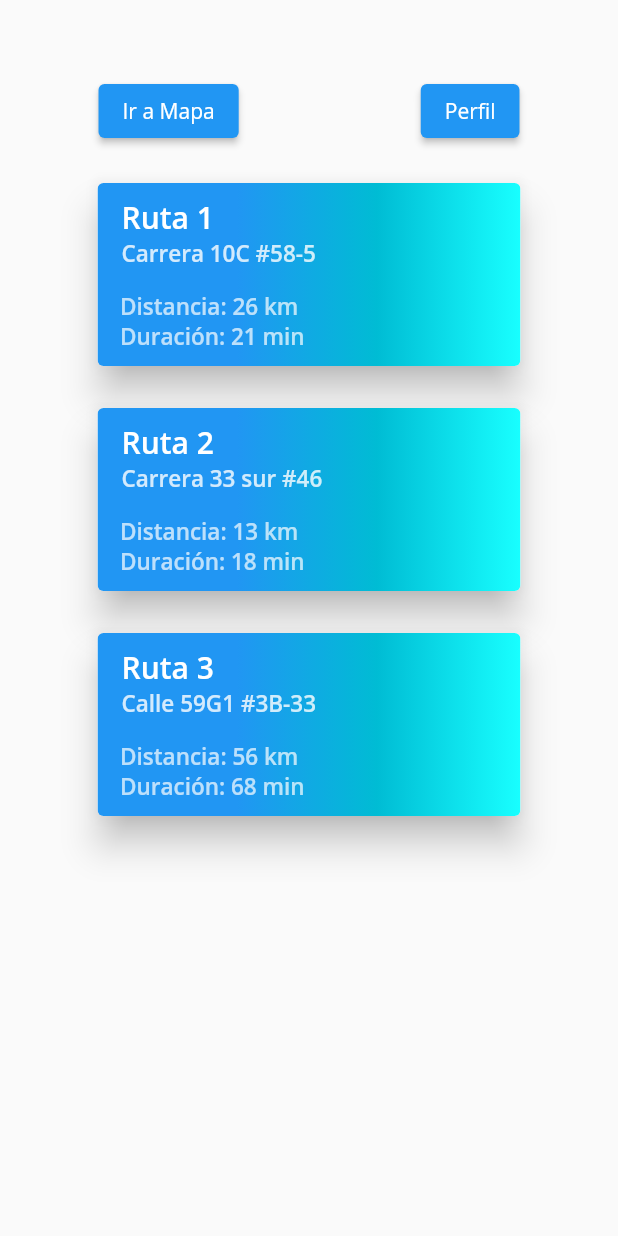
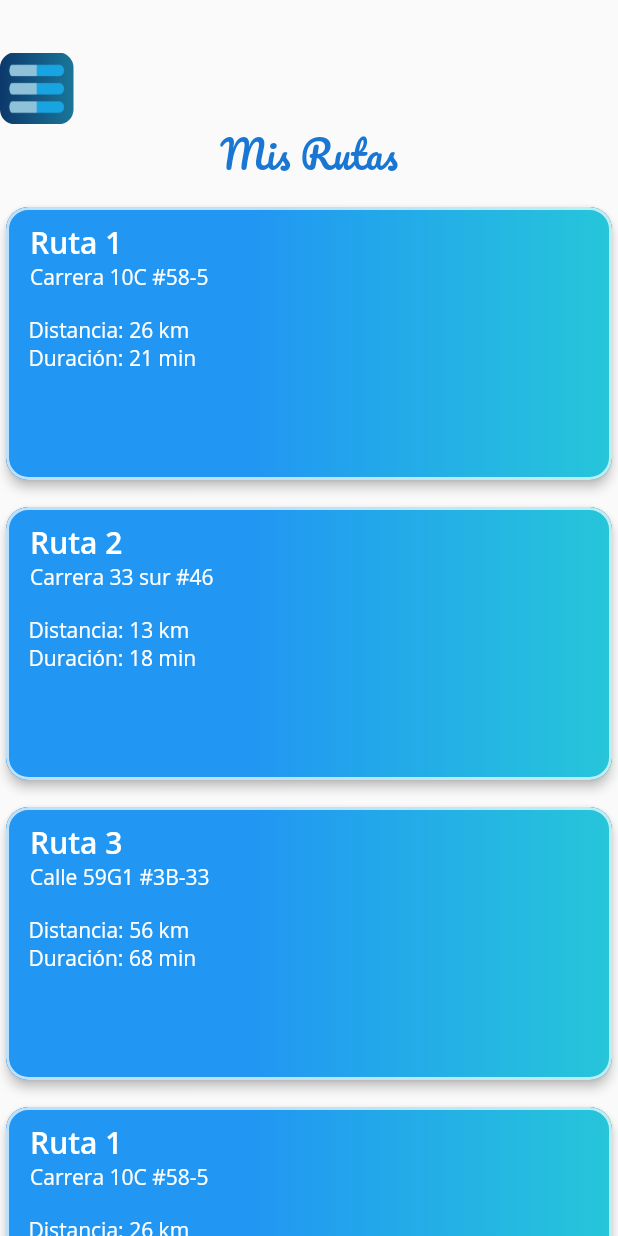
Before and after one commit to lkavila/Routy-app, a Flutter app: the screen it shows once a user with an empty profile is signed in, on a phone screen of 412 x 824 dp. Run offline on Flutter 3.47's test engine with Material 2 defaults, Android fonts, the phone set to English and light mode, and no system bars; our stand-ins replace cloud_firestore, firebase_auth, firebase_core, font_awesome_flutter, get, google_maps_flutter and 1 more; missing offline and left inert: flutter_facebook_login; accounts and stored records are empty; network calls fail.

Commit message:
Drawer, menu, GetX implementados y Cards diseñadas

```diff
--- /dev/null
+++ b/lib/GetX/user.dart
@@ -0,0 +1,53 @@
+import 'package:cloud_firestore/cloud_firestore.dart';
+import 'package:firebase_auth/firebase_auth.dart';
+import 'package:flutter_facebook_login/flutter_facebook_login.dart';
+import 'package:get/get.dart';
+import 'package:google_sign_in/google_sign_in.dart';
+import 'package:routy_app_v102/models/user.dart';
+
+class UserX extends GetxController{
+  GoogleSignIn googleSignIn;
+  FacebookLogin facebookSignIn;
+  MyUser myUser;
+  String signinWith;
+
+  set setGoogleSignIn( googleSignIn) => this.googleSignIn = googleSignIn;
+  set setFacebookSignIn( facebookSignIn) => this.facebookSignIn = facebookSignIn;
+  set setSigninWith(String signinWith) => this.signinWith = signinWith;
+
+  Future getUser() async{
+      final user = FirebaseAuth.instance.currentUser;
+      print("ESto es getuserXXX");
+      if(user!=null){
+      DocumentSnapshot dc = await FirebaseFirestore.instance.collection("users").doc(user.uid).get();
+      this.myUser = new MyUser.fromData(dc.data());
+      print(myUser.toJson());
+      update();
+      }
+    }
+
+  @override
+  void onInit() { // called immediately after the widget is allocated memory
+    getUser();
+    super.onInit();
+  }
+
+  void logOut() async {
+
+    if (signinWith == "Google"){
+      print("cerrar sesion google");
+      await googleSignIn.disconnect();
+    }else if (signinWith == "Facebook"){
+      print("cerrar sesion facebook");
+      await facebookSignIn.logOut();
+    }
+    FirebaseAuth.instance.signOut();
+    this.myUser = null;
+  }
+
+  void salir(){
+    FirebaseAuth.instance.signOut();
+    this.myUser = null;
+  }
+
+}
--- a/lib/main.dart
+++ b/lib/main.dart
@@ -1,5 +1,7 @@
 import 'package:flutter/material.dart';
 import 'package:routy_app_v102/screens/home/logged_in.dart';
+import 'package:routy_app_v102/screens/home/misRutas.dart';
+import 'package:routy_app_v102/screens/map.dart';
 import 'package:routy_app_v102/screens/wrapper.dart';
 import 'package:firebase_core/firebase_core.dart';
 
@@ -24,6 +26,9 @@ class MyApp extends StatelessWidget {
       initialRoute: "/wrapper",
       routes: {
         "/wrapper": (context) => Wrapper(),
+        "/misRutas": (context) => MisRutas(),
+        "/logged_in": (context) => LoggedIn(),
+        "/map": (context) => MyMap(),
       },
     );
   }
--- a/lib/screens/home/misRutas.dart
+++ b/lib/screens/home/misRutas.dart
@@ -1,75 +1,79 @@
-
 import 'package:flutter/material.dart';
-import 'package:routy_app_v102/provider/sign_in.dart';
-import 'package:routy_app_v102/screens/home/logged_in.dart';
-import 'package:routy_app_v102/screens/map.dart';
 import 'package:routy_app_v102/widgets/hidden_drawer_menu.dart';
+import 'package:routy_app_v102/widgets/menu_widget.dart';
 
 class MisRutas extends StatelessWidget {
-  final SignInProvider provider;
-  MisRutas(this.provider, {Key key}) : super(key: key);
-
-  final List<String> rutas = ["Ruta 1", "Carrera 10C #58-5", "Distancia: 26 km", "Duración: 21 min", "Ruta 2", "Carrera 33 sur #46", "Distancia: 13 km", "Duración: 18 min", "Ruta 3", "Calle 59G1 #3B-33", "Distancia: 56 km", "Duración: 68 min"];
+  MisRutas({Key key}) : super(key: key);
+  final GlobalKey<ScaffoldState> _scaffoldKey = new GlobalKey<ScaffoldState>();
+  final List<String> rutas = ["Ruta 1", "Carrera 10C #58-5", "Distancia: 26 km", "Duración: 21 min", "Ruta 2", "Carrera 33 sur #46", "Distancia: 13 km", "Duración: 18 min", "Ruta 3", "Calle 59G1 #3B-33", "Distancia: 56 km", "Duración: 68 min","Ruta 1", "Carrera 10C #58-5", "Distancia: 26 km", "Duración: 21 min"];
   @override
   Widget build(BuildContext context) {
     return Scaffold(
-      drawer: DrawerMenu(provider),
-      body: Container(
-      padding: EdgeInsets.fromLTRB(5.0, 50.0, 5.0, 0.0),
+      key: _scaffoldKey,
+      drawer: DrawerMenu(),
+      body: Stack(
+        children: [
+          Container(
+          padding: EdgeInsets.fromLTRB(0.0, 80.0, 0.0, 0.0),
           child: Column(children: [
             Row(
               mainAxisAlignment: MainAxisAlignment.spaceAround,
               children: [
-          ElevatedButton(
-            onPressed: () {
-              Navigator.push(context,MaterialPageRoute(builder: (context) => MyMap()),);
+              Text("Mis Rutas", style: TextStyle(fontFamily: 'pacifico', fontSize: 25, color:  Colors.blue[700],),),
 
-            },
-            child: Text('Ir a Mapa'),
-          ),
-          ElevatedButton(
-            onPressed: () {
-              Navigator.push(context,MaterialPageRoute(
-                maintainState: true,
-                builder: (context) => LoggedIn(provider)),);
-
-            },
-            child: Text('Perfil'),
-          ),
             ],
             ),
-        getRutas(rutas)
+            Expanded(
+              child:  getRutas(rutas, context),
+
+              ),
+
 
 
             ]
           ),
           ),
+
+            Menu(_scaffoldKey), //este es el menu que abre el drawer
+
+
+        ],
+      ),
     );
   }
 
 
-  Widget getRutas(List<String> rutas)
+  Widget getRutas(List<String> rutas, BuildContext context)
   {
     List<Widget> list = [];
     for(var i = 0; i < rutas.length; i=i+4){
-        list.add(carWidget(rutas[i], rutas[i+1], rutas[i+2], rutas[i+3]));
+        list.add(carWidget(rutas[i], rutas[i+1], rutas[i+2], rutas[i+3], context));
     }
-    return new Column(children: list);
+    return new ListView(children: list);
   }
 
-  Widget carWidget(String titulo, String direccion, String distancia, String duracion){
-    final List<Color> _colors = [Colors.blue, Colors.cyan, Colors.cyanAccent];
-    final List<double> _stops = [0.33, 0.66, 1];
+  Widget carWidget(String titulo, String direccion, String distancia, String duracion, BuildContext context){
+    final List<Color> _colors = [Colors.blue, Colors.cyan[400]];
+    final List<double> _stops = [0.4, 1];
     return Container(
-            width: 300,
-            height: 150,
-            padding: EdgeInsets.fromLTRB(5.0, 20.0, 5.0, 0.0),
+            width: 400,
+            height: 200,
+            decoration: BoxDecoration(
+              borderRadius: BorderRadius.circular(40),
+              ),
+            padding: EdgeInsets.fromLTRB(0.0, 10.0, 0.0, 0.0),
+
       child: Card(
-        elevation: 10.0,
+        color: Colors.grey,
+        elevation: 3.0,
+        shape: RoundedRectangleBorder(
+          side: BorderSide(color: Colors.white70, width: 2),
+          borderRadius: BorderRadius.circular(15),
+        ),
         clipBehavior: Clip.antiAlias,
-        child: Container(
+        child:  Container(
+              decoration: BoxDecoration(
 
-              decoration: BoxDecoration(
               gradient: LinearGradient(
                 begin: Alignment.centerLeft,
                 end: Alignment.centerRight,
@@ -83,20 +87,20 @@ class MisRutas extends StatelessWidget {
                   ListTile(
                       title: Text("$titulo", style: TextStyle(color: Colors.white,fontSize: 20, fontWeight: FontWeight.w600),),
                       subtitle: Text('$direccion',
-                            style: TextStyle(color: Colors.white.withOpacity(0.8), fontSize: 15, fontWeight: FontWeight.w600),
+                            style: TextStyle(color: Colors.white, fontSize: 14,),
                           ),
                         ),
                     Padding(
                       padding: EdgeInsets.fromLTRB(15.0, 0.0, 15.0, 0.0),
                       child: Text('$distancia',
-                            style: TextStyle(color: Colors.white.withOpacity(0.7), fontSize: 15, fontWeight: FontWeight.w600),
+                            style: TextStyle(color: Colors.white, fontSize: 14,),
                           ),
                     ),
 
                     Padding(
                       padding: EdgeInsets.fromLTRB(15.0, 0.0, 15.0, 0.0),
                       child: Text('$duracion',
-                            style: TextStyle(color: Colors.white.withOpacity(0.7), fontSize: 15, fontWeight: FontWeight.w600),
+                            style: TextStyle(color: Colors.white, fontSize: 14,),
                           ),
                     ),
                     ],
--- a/lib/screens/wrapper.dart
+++ b/lib/screens/wrapper.dart
@@ -1,18 +1,18 @@
 import 'package:firebase_auth/firebase_auth.dart';
 import 'package:flutter/material.dart';
-import 'package:routy_app_v102/models/user.dart';
+import 'package:get/get.dart';
+import 'package:routy_app_v102/GetX/user.dart';
 import 'package:routy_app_v102/provider/sign_in.dart';
-import 'package:routy_app_v102/screens/home/logged_in.dart';
 import 'package:routy_app_v102/screens/home/misRutas.dart';
 import 'package:routy_app_v102/widgets/background_painter.dart';
 import 'package:routy_app_v102/screens/authenticate/sign_up_widget.dart';
 import 'package:provider/provider.dart';
-import 'package:routy_app_v102/widgets/hidden_drawer_menu.dart';
 
 class Wrapper extends StatelessWidget {
   final GlobalKey<ScaffoldState> _scaffoldKey = new GlobalKey<ScaffoldState>();
   @override
   Widget build(BuildContext context) {
+  final userX = Get.put(UserX());
 
   return Scaffold(
         key: _scaffoldKey,
@@ -25,23 +25,33 @@ class Wrapper extends StatelessWidget {
             builder: (context, snapshot) {
                final provider = Provider.of<SignInProvider>(context);
 
+
               if (provider.isSigningIn) {
                 return buildLoading();
               } else if (snapshot.hasData) {
-                if(provider.myUser==null){
-                  getActiveUser(provider);
-                  return buildLoading();
 
-                }else  if (provider.myUser!=null){
-                    return MisRutas(provider);
-                }
+                userX.facebookSignIn = provider.facebookSignIn;
+                userX.googleSignIn = provider.googleSignIn;
+                userX.signinWith = provider.signinWith;
+
+                return GetBuilder<UserX>(
+                        builder: (_) {
+                          if(userX.myUser==null){
+                            userX.getUser();
+                            return buildLoading();
+                          }else {
+                              return MisRutas();
+                          }
+                          }
+                          );
+
               } else {
                 return  SignUpWidget();
                 }
-              return SignUpWidget();
             },
           ),
         ),
+
       );
   }
   Widget buildLoading() => Stack(
@@ -52,8 +62,5 @@ class Wrapper extends StatelessWidget {
         ],
       );
 
-   Future<MyUser> getActiveUser(SignInProvider provider) async{
-      return await provider.getUser();
-    }
 
 }
--- a/lib/widgets/email_pass_sign_in.dart
+++ b/lib/widgets/email_pass_sign_in.dart
@@ -1,7 +1,6 @@
 import 'package:flutter/material.dart';
 import 'package:provider/provider.dart';
 import 'package:routy_app_v102/provider/sign_in.dart';
-import 'package:routy_app_v102/screens/authenticate/email_sign_up.dart';
 
 class EmailPassSignIn extends StatelessWidget {
 
--- /dev/null
+++ b/lib/widgets/menu_widget.dart
@@ -0,0 +1,37 @@
+import 'package:flutter/material.dart';
+
+class Menu extends StatelessWidget {
+  final GlobalKey<ScaffoldState> _scaffoldKey;
+  const Menu(this._scaffoldKey,{Key key}) : super(key: key);
+
+  @override
+  Widget build(BuildContext context) {
+    return Container(
+      child:     Padding(
+      padding: EdgeInsets.fromLTRB(0, 35.0, 0, 0.0),
+      child:  Container(
+
+          width: 49.0,
+          height: 48.0,
+            decoration: BoxDecoration(
+              borderRadius: BorderRadius.all(
+                  Radius.circular(10.0),
+              ),
+                image: DecorationImage(
+                  image: AssetImage('assets/images/menuIcon.PNG'),
+                )
+                ),
+
+            child: Column(
+              children: [
+                IconButton(
+                icon: const Icon(Icons.menu, color: Colors.transparent,),
+                onPressed: () => _scaffoldKey.currentState.openDrawer(),
+              ),
+              ],
+            ),
+        ),
+      ),
+    );
+  }
+}
--- a/pubspec.yaml
+++ b/pubspec.yaml
@@ -40,6 +40,7 @@ dependencies:
   hidden_drawer_menu: ^2.0.1
   # icon of google
   font_awesome_flutter: ^8.10.0
+  get: ^4.1.1
 
 dev_dependencies:
   flutter_test:
```
Also changed, not shown: lib/models/car.dart (added, +54 -0 lines), lib/models/route.dart (added, +58 -0 lines), lib/provider/sign_in.dart (+2 -34 lines), lib/screens/authenticate/sign_up_widget.dart (+4 -15 lines), lib/screens/home/logged_in.dart (+14 -34 lines), lib/service/networking.dart (+0 -30 lines), lib/widgets/hidden_drawer_menu.dart (+49 -14 lines), lib/widgets/logo_widget.dart (added, +57 -0 lines), assets/images/fondo.png (added), assets/images/logo.jpg (added), assets/images/routylogo.png (added), pubspec.lock. Lines whose indentation alone changed are shown as unchanged.
